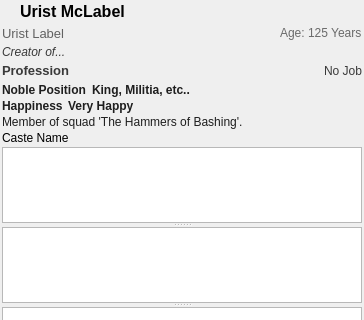
Above: ui/dwarfdetailswidget.ui from Dwarf-Therapist/Dwarf-Therapist before the change; both pictures show x 0 to 364 and y 0 to 320 of the 364 by 626 pixel window. Below: the same form after it.
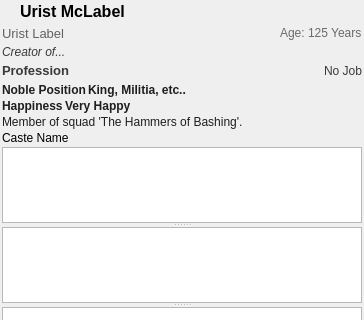
That is the form after the change.

Commit message: Fix manual finding, UI whitespace errors

```diff
--- a/ui/dwarfdetailswidget.ui
+++ b/ui/dwarfdetailswidget.ui
@@ -465,7 +465,7 @@
           </font>
          </property>
          <property name="text">
-          <string>Noble Position </string>
+          <string>Noble Position</string>
          </property>
          <property name="margin">
           <number>0</number>
@@ -599,7 +599,7 @@
           </font>
          </property>
          <property name="text">
-          <string>Happiness </string>
+          <string>Happiness</string>
          </property>
         </widget>
        </item>
```
The commit also changes 5 other files.
